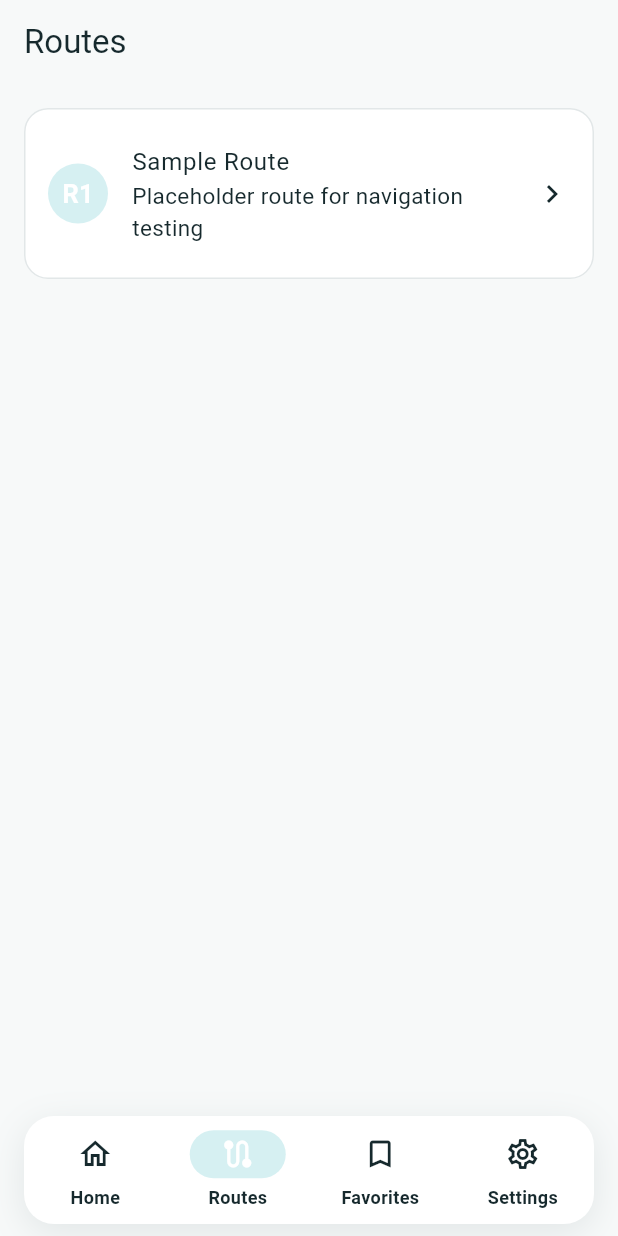
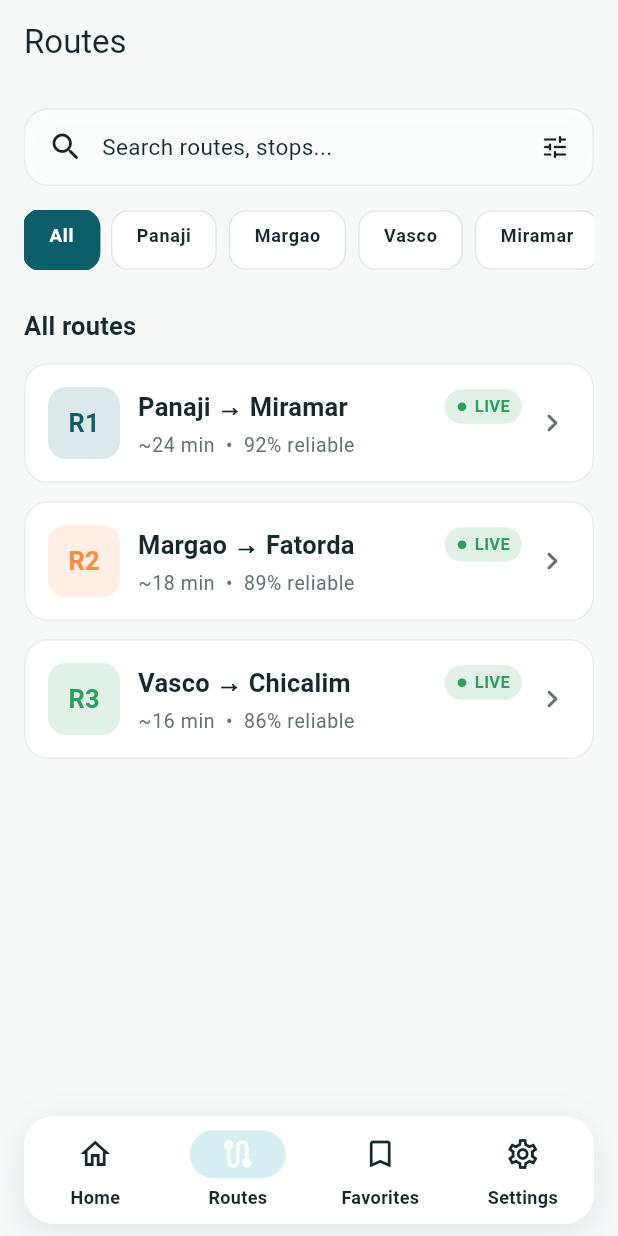
Before and after one commit to frbasil-1k/trackgoa, a Flutter app: the screen it shows after launch, item 2 of the bottom bar chosen, on a phone screen of 412 x 824 dp. Run offline on Flutter 3.47's test engine with Material 3 defaults, Android fonts, the phone set to English and light mode, and no system bars; our stand-ins replace flutter_riverpod, go_router, latlong2.

Commit message:
Phase 4: Interactive routes experience with search and filtering

```diff
--- /dev/null
+++ b/lib/features/routes/providers/route_list_providers.dart
@@ -0,0 +1,74 @@
+import 'package:flutter_riverpod/flutter_riverpod.dart';
+
+import '../../../data/models/route_model.dart';
+import '../../../data/repositories/repository_providers.dart';
+import '../models/route_filter_state.dart';
+
+/// Notifier managing search query and selected city filter state.
+class RouteFilterNotifier extends Notifier<RouteFilterState> {
+  @override
+  RouteFilterState build() => const RouteFilterState();
+
+  void setSearchQuery(String query) {
+    state = state.copyWith(searchQuery: query);
+  }
+
+  void setSelectedCity(String city) {
+    state = state.copyWith(selectedCity: city);
+  }
+
+  void clearSearch() {
+    state = state.copyWith(searchQuery: '');
+  }
+
+  void reset() {
+    state = const RouteFilterState();
+  }
+}
+
+/// State provider for route filtering using Riverpod 3 NotifierProvider pattern.
+final routeFilterProvider =
+    NotifierProvider<RouteFilterNotifier, RouteFilterState>(
+  RouteFilterNotifier.new,
+);
+
+/// Raw routes retrieved from the RouteRepository.
+final routesListProvider = FutureProvider<List<RouteModel>>(
+  (ref) => ref.watch(routeRepositoryProvider).getRoutes(),
+);
+
+/// Computed filtered routes taking into account search query and city selection.
+final filteredRoutesProvider = Provider<AsyncValue<List<RouteModel>>>((ref) {
+  final routesAsync = ref.watch(routesListProvider);
+  final filter = ref.watch(routeFilterProvider);
+
+  return routesAsync.whenData((routes) {
+    final query = filter.searchQuery.trim().toLowerCase();
+    final city = filter.selectedCity;
+
+    return routes.where((route) {
+      // City filtering: include any route containing that city (origin, destination, or stop)
+      final matchesCity = city == 'All' ||
+          route.origin.toLowerCase().contains(city.toLowerCase()) ||
+          route.destination.toLowerCase().contains(city.toLowerCase()) ||
+          route.stops.any(
+            (stop) => stop.name.toLowerCase().contains(city.toLowerCase()),
+          );
+
+      if (!matchesCity) return false;
+
+      // Search matching: route name, shortName (R1, R2, etc.), origin, destination, and stop names
+      if (query.isEmpty) return true;
+
+      final matchesQuery = route.name.toLowerCase().contains(query) ||
+          route.shortName.toLowerCase().contains(query) ||
+          route.origin.toLowerCase().contains(query) ||
+          route.destination.toLowerCase().contains(query) ||
+          route.stops.any(
+            (stop) => stop.name.toLowerCase().contains(query),
+          );
+
+      return matchesQuery;
+    }).toList();
+  });
+});
--- a/lib/features/routes/screens/route_list_screen.dart
+++ b/lib/features/routes/screens/route_list_screen.dart
@@ -1,28 +1,37 @@
 import 'package:flutter/material.dart';
+import 'package:flutter_riverpod/flutter_riverpod.dart';
 import 'package:go_router/go_router.dart';
 
 import '../../../core/router/route_paths.dart';
+import '../../../core/shared/widgets/app_card.dart';
+import '../../../core/shared/widgets/route_card.dart';
+import '../../../core/shared/widgets/section_header.dart';
 import '../../../core/theme/app_spacing.dart';
+import '../../../data/models/route_model.dart';
+import '../providers/route_list_providers.dart';
+import '../widgets/route_list_header.dart';
 
-class RouteListScreen extends StatelessWidget {
+class RouteListScreen extends ConsumerWidget {
   const RouteListScreen({super.key});
 
   @override
-  Widget build(BuildContext context) {
+  Widget build(BuildContext context, WidgetRef ref) {
+    final filteredRoutesAsync = ref.watch(filteredRoutesProvider);
+
     return Scaffold(
       appBar: AppBar(title: const Text('Routes')),
       body: SafeArea(
         top: false,
-        child: Padding(
-          padding: const EdgeInsets.all(AppSpacing.md),
-          child: Card(
-            child: ListTile(
-              contentPadding: const EdgeInsets.all(AppSpacing.md),
-              leading: const CircleAvatar(child: Text('R1')),
-              title: const Text('Sample Route'),
-              subtitle: const Text('Placeholder route for navigation testing'),
-              trailing: const Icon(Icons.chevron_right),
-              onTap: () => context.push(RoutePaths.trackingFor('r1')),
+        child: filteredRoutesAsync.when(
+          data: (routes) => _RouteListContent(routes: routes),
+          loading: () => const Center(child: CircularProgressIndicator()),
+          error: (error, stackTrace) => Center(
+            child: Padding(
+              padding: const EdgeInsets.all(AppSpacing.xl),
+              child: Text(
+                'Unable to load routes. Please try again.',
+                style: Theme.of(context).textTheme.bodyMedium,
+              ),
             ),
           ),
         ),
@@ -30,3 +39,94 @@ class RouteListScreen extends StatelessWidget {
     );
   }
 }
+
+class _RouteListContent extends StatelessWidget {
+  const _RouteListContent({required this.routes});
+
+  final List<RouteModel> routes;
+
+  @override
+  Widget build(BuildContext context) {
+    return ListView(
+      padding: const EdgeInsets.fromLTRB(
+        AppSpacing.md,
+        AppSpacing.md,
+        AppSpacing.md,
+        AppSpacing.xxl,
+      ),
+      children: [
+        const RouteListHeader(),
+        const SizedBox(height: AppSpacing.xl),
+        const SectionHeader(title: 'All routes'),
+        const SizedBox(height: AppSpacing.sm),
+        if (routes.isEmpty)
+          _EmptyState()
+        else
+          ..._buildAnimatedRouteCards(context, routes),
+      ],
+    );
+  }
+
+  List<Widget> _buildAnimatedRouteCards(
+    BuildContext context,
+    List<RouteModel> routes,
+  ) {
+    return routes.asMap().entries.map((entry) {
+      final index = entry.key;
+      final route = entry.value;
+
+      return TweenAnimationBuilder<double>(
+        duration: Duration(milliseconds: 180 + (40 * index)),
+        curve: Curves.easeOut,
+        tween: Tween(begin: 0.0, end: 1.0),
+        builder: (context, value, child) => Opacity(
+          opacity: value,
+          child: Transform.translate(
+            offset: Offset(0, 12 * (1 - value)),
+            child: child,
+          ),
+        ),
+        child: Padding(
+          padding: const EdgeInsets.only(bottom: AppSpacing.sm),
+          child: Hero(
+            tag: 'route-${route.id}',
+            child: Material(
+              type: MaterialType.transparency,
+              child: RouteCard(
+                route: route,
+                reliabilityPercent: 92 - (index * 3),
+                onTap: () => context.push(RoutePaths.trackingFor(route.id)),
+              ),
+            ),
+          ),
+        ),
+      );
+    }).toList();
+  }
+}
+
+class _EmptyState extends StatelessWidget {
+  @override
+  Widget build(BuildContext context) => AnimatedOpacity(
+        duration: const Duration(milliseconds: 200),
+        opacity: 1.0,
+        child: AppCard(
+          child: Column(
+            children: [
+              const Icon(Icons.search_off_rounded, size: 48),
+              const SizedBox(height: AppSpacing.sm),
+              Text(
+                'No routes found',
+                style: Theme.of(context).textTheme.titleMedium,
+              ),
+              const SizedBox(height: AppSpacing.xxs),
+              Text(
+                'Try adjusting your search or city filter.',
+                style: Theme.of(context).textTheme.bodySmall,
+                textAlign: TextAlign.center,
+              ),
+            ],
+          ),
+        ),
+      );
+}
--- /dev/null
+++ b/lib/features/routes/widgets/route_list_header.dart
@@ -0,0 +1,111 @@
+import 'package:flutter/material.dart';
+import 'package:flutter_riverpod/flutter_riverpod.dart';
+
+import '../../../core/shared/widgets/city_chip.dart';
+import '../../../core/shared/widgets/primary_search_bar.dart';
+import '../../../core/theme/app_spacing.dart';
+import '../providers/route_list_providers.dart';
+
+/// Header with search bar and city filter chips for the RouteListScreen.
+class RouteListHeader extends ConsumerStatefulWidget {
+  const RouteListHeader({super.key});
+
+  @override
+  ConsumerState<RouteListHeader> createState() => _RouteListHeaderState();
+}
+
+class _RouteListHeaderState extends ConsumerState<RouteListHeader> {
+  static const _cities = ['All', 'Panaji', 'Margao', 'Vasco', 'Miramar'];
+  bool _searchActive = false;
+  final _searchController = TextEditingController();
+  final _focusNode = FocusNode();
+
+  @override
+  void dispose() {
+    _searchController.dispose();
+    _focusNode.dispose();
+    super.dispose();
+  }
+
+  void _activateSearch() {
+    setState(() => _searchActive = true);
+    _focusNode.requestFocus();
+  }
+
+  void _deactivateSearch() {
+    if (_searchController.text.isEmpty) {
+      setState(() => _searchActive = false);
+      _focusNode.unfocus();
+    }
+  }
+
+  @override
+  Widget build(BuildContext context) {
+    final selectedCity = ref.watch(
+      routeFilterProvider.select((state) => state.selectedCity),
+    );
+
+    return Column(
+      crossAxisAlignment: CrossAxisAlignment.start,
+      children: [
+        AnimatedSwitcher(
+          duration: const Duration(milliseconds: 200),
+          child: _searchActive
+              ? TextField(
+                  key: const ValueKey('search-field'),
+                  controller: _searchController,
+                  focusNode: _focusNode,
+                  autofocus: true,
+                  decoration: InputDecoration(
+                    hintText: 'Search routes, stops...',
+                    prefixIcon: const Icon(Icons.search_rounded),
+                    suffixIcon: IconButton(
+                      icon: const Icon(Icons.close_rounded),
+                      onPressed: () {
+                        _searchController.clear();
+                        ref.read(routeFilterProvider.notifier).clearSearch();
+                        _deactivateSearch();
+                      },
+                    ),
+                    border: OutlineInputBorder(
+                      borderRadius:
+                          BorderRadius.circular(AppSpacing.cardRadius),
+                    ),
+                  ),
+                  onChanged: (value) =>
+                      ref.read(routeFilterProvider.notifier).setSearchQuery(
+                            value,
+                          ),
+                  onSubmitted: (_) => _deactivateSearch(),
+                )
+              : PrimarySearchBar(
+                  key: const ValueKey('search-bar'),
+                  hintText: 'Search routes, stops...',
+                  onTap: _activateSearch,
+                ),
+        ),
+        const SizedBox(height: AppSpacing.md),
+        SizedBox(
+          height: 40,
+          child: ListView.separated(
+            scrollDirection: Axis.horizontal,
+            itemCount: _cities.length,
+            separatorBuilder: (context, index) =>
+                const SizedBox(width: AppSpacing.xs),
+            itemBuilder: (context, index) {
+              final city = _cities[index];
+              return CityChip(
+                label: city,
+                isSelected: selectedCity == city,
+                onTap: () =>
+                    ref.read(routeFilterProvider.notifier).setSelectedCity(
+                          city,
+                        ),
+              );
+            },
+          ),
+        ),
+      ],
+    );
+  }
+}
```
Also changed, not shown: lib/features/routes/models/route_filter_state.dart (added, +31 -0 lines), 4 other files.
